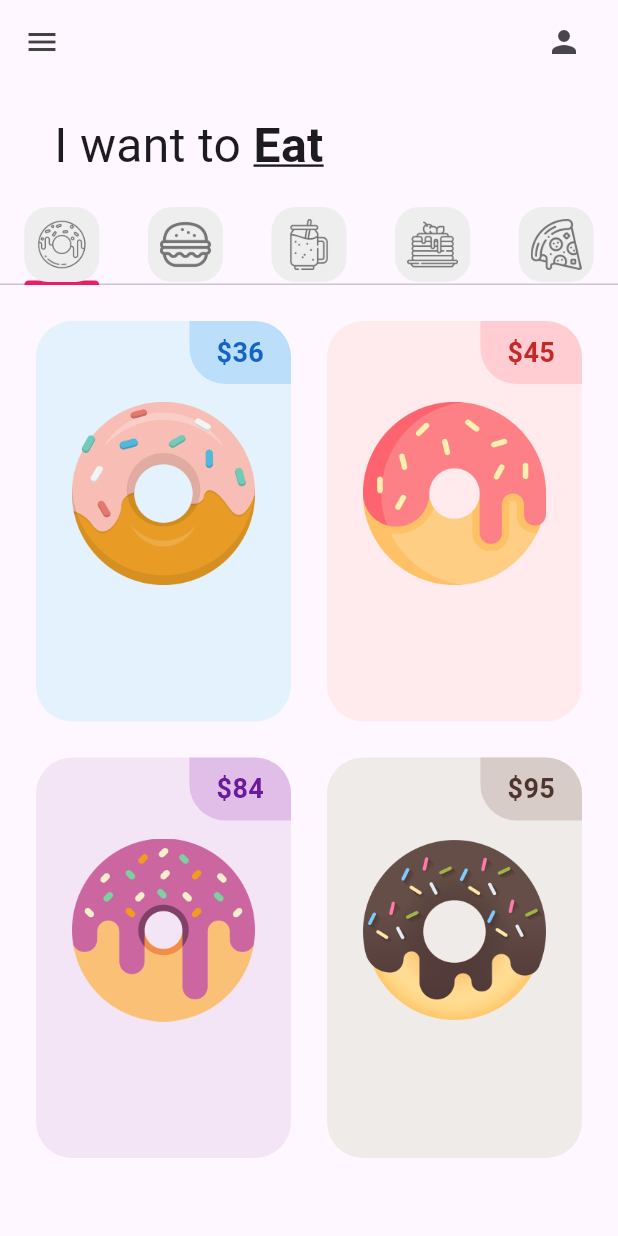
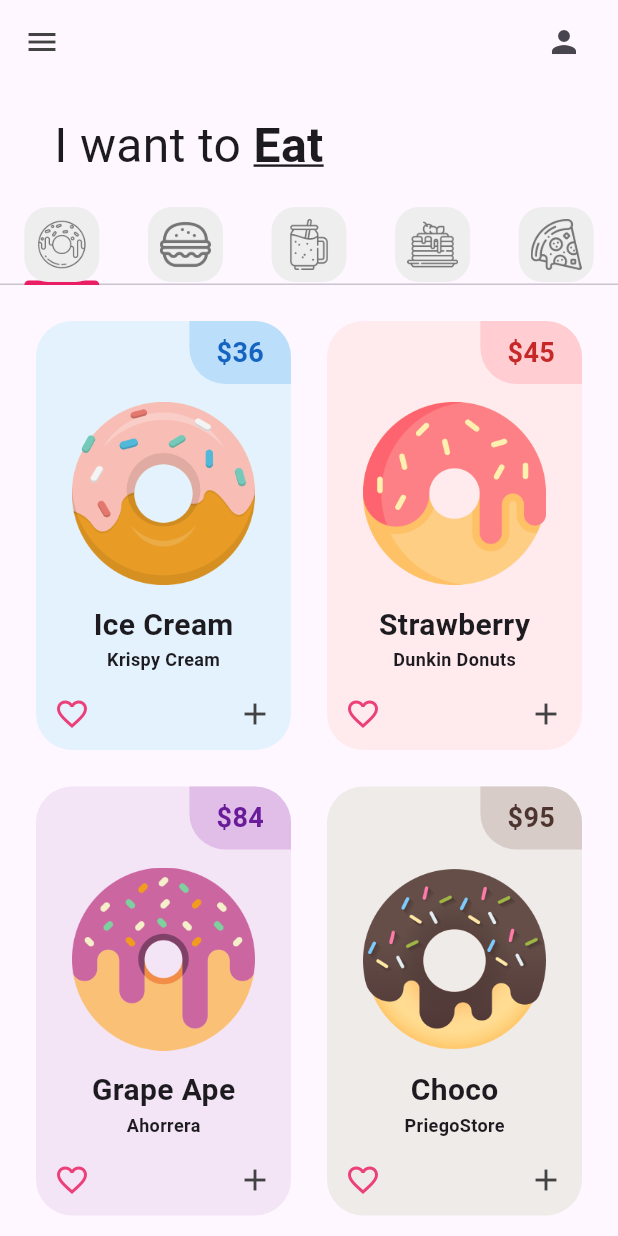
Before and after one commit to Esteban0550/UNIDAD-2, a Flutter app: the screen it shows after launch, on a phone screen of 412 x 824 dp. Run offline on Flutter 3.47's test engine with Material 3 defaults, Android fonts, the phone set to English and light mode, and no system bars.

Commit message:
DonutTile Finished

```diff
--- a/donut_app_2c_priego/lib/tabs/donut_tab.dart
+++ b/donut_app_2c_priego/lib/tabs/donut_tab.dart
@@ -2,39 +2,42 @@ import 'package:donut_app_2c/utils/donut_tile.dart';
 import 'package:flutter/material.dart';
 
 class DonutTab extends StatelessWidget {
-  //Lista de donas
+  // Lista de donas
   final List donutsOnSale = [
     // [ donutFlavor, donutPrice, donutColor, imageName ]
-    ["Ice Cream", "36", Colors.blue, "lib/images/icecream_donut.png"],
-    ["Strawberry", "45", Colors.red, "lib/images/strawberry_donut.png"],
-    ["Grape Ape", "84", Colors.purple, "lib/images/grape_donut.png"],
-    ["Choco", "95", Colors.brown, "lib/images/chocolate_donut.png"],
+    ["Ice Cream", "Krispy Cream", "36", Colors.blue, "lib/images/icecream_donut.png"],
+    ["Strawberry", "Dunkin Donuts", "45", Colors.red, "lib/images/strawberry_donut.png"],
+    ["Grape Ape", "Ahorrera", "84", Colors.purple, "lib/images/grape_donut.png"],
+    ["Choco", "PriegoStore", "95", Colors.brown, "lib/images/chocolate_donut.png"],
   ];
+
   DonutTab({super.key});
 
   @override
   Widget build(BuildContext context) {
-    //Widget para usar cuadrícula
+    // Widget para usar cuadrícula
     return GridView.builder(
-        //Cuantos elementos hay en la cuadricula
+      // Cuantos elementos hay en la cuadrícula
       itemCount: donutsOnSale.length,
       padding: EdgeInsets.all(12),
-        //o
-        //Cómo se distribuiran los elementos
+      // o
+      // Cómo se distribuirán los elementos
       gridDelegate: SliverGridDelegateWithFixedCrossAxisCount(
-          //Cuantas colummnas
+        // Cuantas columnas
         crossAxisCount: 2,
-          //Relacion aspecto (Proporcion)
-          childAspectRatio: 1 / 1.5,
+        // Relación aspecto (Proporción)
+        childAspectRatio: 1 / 1.6,
       ),
       itemBuilder: (context, index) {
-          //Cada elemento indivual
+        // Cada elemento individual
         return DonutTile(
           donutFlavor: donutsOnSale[index][0],
-            donutPrice: donutsOnSale[index][1],
-            donutColor: donutsOnSale[index][2],
-            imageName: donutsOnSale[index][3],
+          donutBrand: donutsOnSale[index][1],
+          donutPrice: donutsOnSale[index][2],
+          donutColor: donutsOnSale[index][3],
+          imageName: donutsOnSale[index][4],
         );
-        });
+      },
+    );
   }
 }
--- a/donut_app_2c_priego/lib/utils/donut_tile.dart
+++ b/donut_app_2c_priego/lib/utils/donut_tile.dart
@@ -3,6 +3,7 @@ import 'package:flutter/material.dart';
 class DonutTile extends StatelessWidget {
   final String donutFlavor;
   final String donutPrice;
+  final String donutBrand;
   // Es dinámico porque es de tipo color
   final dynamic donutColor;
   final String imageName;
@@ -11,6 +12,7 @@ class DonutTile extends StatelessWidget {
     super.key,
     required this.donutFlavor,
     required this.donutPrice,
+    required this.donutBrand,
     this.donutColor,
     required this.imageName,
   });
@@ -19,6 +21,7 @@ class DonutTile extends StatelessWidget {
   Widget build(BuildContext context) {
     return Padding(
       padding: const EdgeInsets.all(12.0),
+      child: SingleChildScrollView(  // Envuelve el Column en SingleChildScrollView
         child: Container(
           decoration: BoxDecoration(
             color: donutColor[50],
@@ -36,7 +39,8 @@ class DonutTile extends StatelessWidget {
                       color: donutColor[100],
                       borderRadius: BorderRadius.only(
                         bottomLeft: Radius.circular(24),
-                        topRight: Radius.circular(24)),
+                        topRight: Radius.circular(24),
+                      ),
                     ),
                     padding: const EdgeInsets.symmetric(
                       horizontal: 18,
@@ -55,14 +59,55 @@ class DonutTile extends StatelessWidget {
               ),
               // Donut Picture
               Padding(
-              padding: const EdgeInsets.symmetric(vertical: 12, horizontal:24),
-              child: Image.asset(imageName,),
-            )
-
+                padding: const EdgeInsets.symmetric(vertical: 12, horizontal: 24),
+                child: Image.asset(
+                  imageName,
+                ),
+              ),
               // Donut Flavor text
+              Text(
+                donutFlavor,
+                style: TextStyle(fontWeight: FontWeight.bold, fontSize: 20),
+              ),
+              Text(
+                donutBrand,
+                style: TextStyle(fontWeight: FontWeight.bold, fontSize: 12),
+              ),
+              // Espacio entre textos
+              SizedBox(
+                height: 4,
+              ),
 
               // Botones
+              Row(
+                mainAxisAlignment: MainAxisAlignment.spaceBetween,
+                children: [
+                  // Botón de "favorito"
+                  IconButton(
+                    icon: Icon(
+
+
+                      Icons.favorite_border,
+                      color: Colors.pink[400], // Color Pink 400
+                    ),
+                    onPressed: () {
+                      // Acción para el botón de favorito
+                    },
+                  ),
+                  // Botón de "agregar"
+                  IconButton(
+                    icon: Icon(
+                      Icons.add,
+                      color: Colors.grey[800], // Color Grey 800
+                    ),
+                    onPressed: () {
+                      // Acción para el botón de agregar
+                    },
+                  ),
                 ],
+              ),
+            ],
+          ),
         ),
       ),
     );
```
Lines whose indentation alone changed are shown as unchanged.
